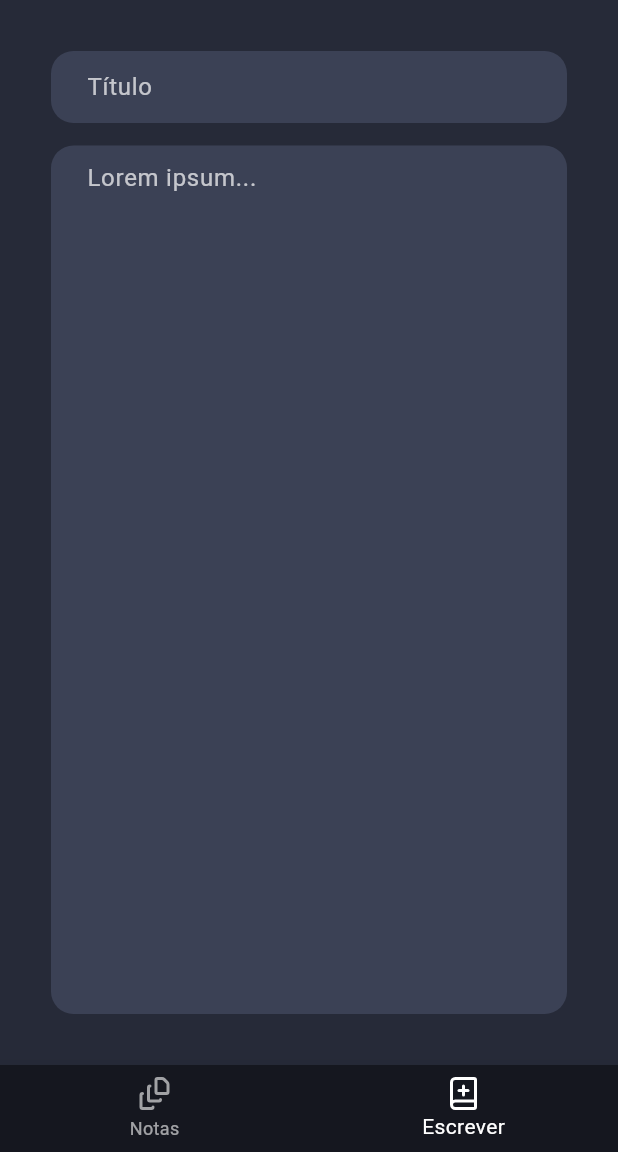
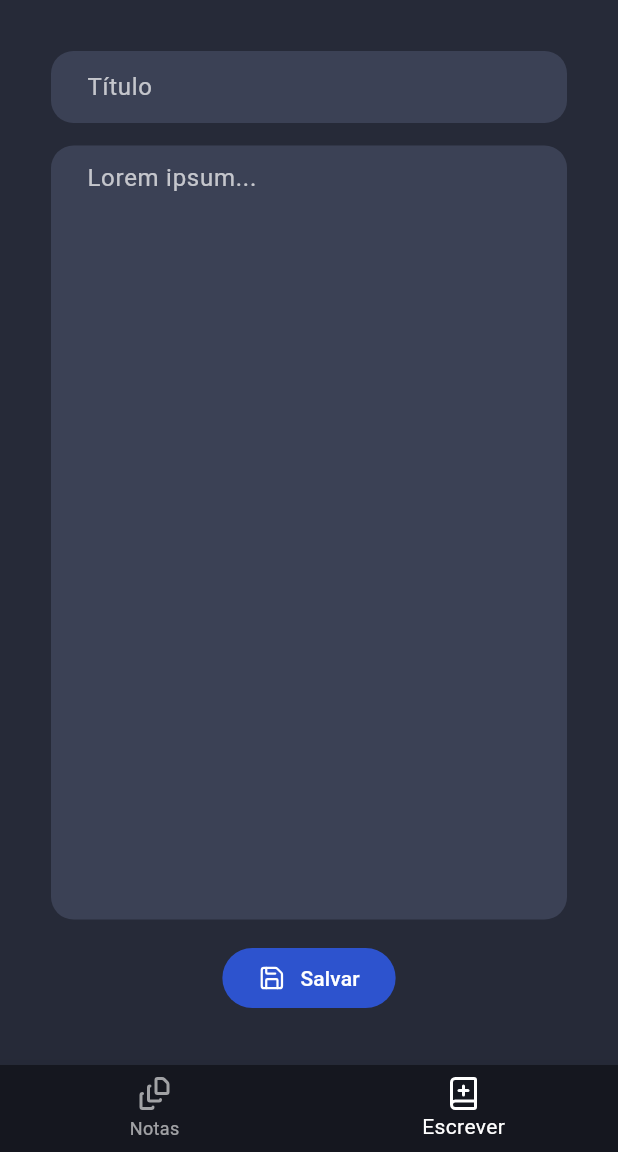
Before and after one commit to Scemist/HadesMobile, a Flutter app: the screen it shows after launch, item 2 of the bottom bar chosen, on a phone screen of 412 x 824 dp, the part 84-1236 px from its top. Run offline on Flutter 3.47's test engine with Material 3 defaults, Android fonts, the phone set to English and light mode, and no system bars; our stand-ins replace lucide_icons.

Commit message:
Save Button on Write Screen

```diff
--- a/lib/main.dart
+++ b/lib/main.dart
@@ -18,7 +18,7 @@ class MyApp extends StatefulWidget {
 class _MyAppState extends State<MyApp> {
   int currentIndex = 0;
 
-  final screens = [
+  final screens = const [
     NotesPage(title: 'Note List'),
     NotePage(),
   ];
--- a/lib/views/pages/note_page.dart
+++ b/lib/views/pages/note_page.dart
@@ -1,4 +1,5 @@
 import 'package:flutter/material.dart';
+import 'package:lucide_icons/lucide_icons.dart';
 
 class NotePage extends StatefulWidget {
   const NotePage({super.key});
@@ -67,6 +68,34 @@ class _NotePageState extends State<NotePage> {
                 ),
               ),
             ),
+            const SizedBox(height: 15),
+            Row(
+              mainAxisAlignment: MainAxisAlignment.spaceAround,
+              children: [
+                TextButton(
+                  onPressed: () {
+                    print(titleController.text);
+                    print(bodyController.text);
+                  },
+                  style: const ButtonStyle(
+                    backgroundColor: MaterialStatePropertyAll(
+                      Color.fromARGB(255, 45, 83, 206)
+                    ),
+                  ),
+                  child: const Padding(
+                    padding: EdgeInsets.symmetric(horizontal: 12, vertical: 2),
+                    child: Wrap(
+                      spacing: 10,
+                      crossAxisAlignment: WrapCrossAlignment.center,
+                      children: [
+                        Icon(LucideIcons.save, color: Colors.white),
+                        Text('Salvar', style: TextStyle(color: Colors.white)),
+                      ],
+                    )
+                  ),
+                )
+              ],
+            ),
           ],
         ),
       ),
```
Also changed, not shown: lib/views/components/main_bottom_navigation_bar.dart (+1 -17 lines).
